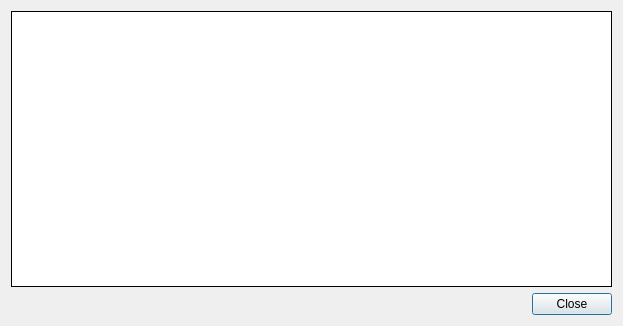
First picture: the form in src/qt/forms/transactiondescdialog.ui, repository infinitecoin/infinitecoin, before the edit.
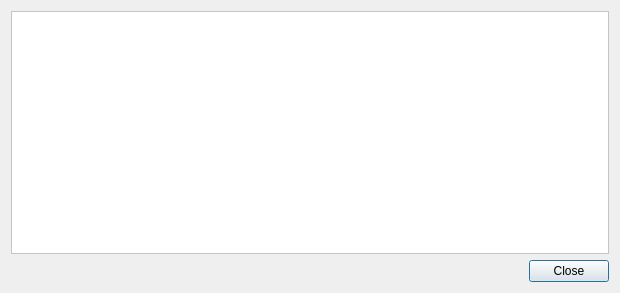
Second picture: the form after the edit.

Commit message: add scroll to TransactionDescDialog

The edit to the form file:
```diff
--- a/src/qt/forms/transactiondescdialog.ui
+++ b/src/qt/forms/transactiondescdialog.ui
@@ -6,14 +6,20 @@
    <rect>
     <x>0</x>
     <y>0</y>
-    <width>623</width>
-    <height>326</height>
+    <width>620</width>
+    <height>293</height>
    </rect>
   </property>
   <property name="minimumSize">
    <size>
     <width>620</width>
-    <height>250</height>
+    <height>293</height>
+   </size>
+  </property>
+  <property name="maximumSize">
+   <size>
+    <width>620</width>
+    <height>293</height>
    </size>
   </property>
   <property name="windowTitle">
@@ -26,7 +32,49 @@
       <enum>QLayout::SetDefaultConstraint</enum>
      </property>
      <item>
+      <widget class="QScrollArea" name="scrollArea">
+       <property name="styleSheet">
+        <string notr="true">background-color: rgb(255, 255, 255);</string>
+       </property>
+       <property name="widgetResizable">
+        <bool>true</bool>
+       </property>
+       <widget class="QWidget" name="scrollAreaWidgetContents">
+        <property name="geometry">
+         <rect>
+          <x>0</x>
+          <y>0</y>
+          <width>598</width>
+          <height>238</height>
+         </rect>
+        </property>
+        <property name="maximumSize">
+         <size>
+          <width>16777215</width>
+          <height>373</height>
+         </size>
+        </property>
       <widget class="QLabel" name="detailText">
+         <property name="geometry">
+          <rect>
+           <x>0</x>
+           <y>0</y>
+           <width>300</width>
+           <height>71</height>
+          </rect>
+         </property>
+         <property name="sizePolicy">
+          <sizepolicy hsizetype="Preferred" vsizetype="Preferred">
+           <horstretch>0</horstretch>
+           <verstretch>0</verstretch>
+          </sizepolicy>
+         </property>
+         <property name="maximumSize">
+          <size>
+           <width>661</width>
+           <height>271</height>
+          </size>
+         </property>
        <property name="palette">
         <palette>
          <active>
@@ -127,10 +175,9 @@
         <bool>false</bool>
        </property>
        <property name="styleSheet">
-        <string notr="true">border-width: 1px;
-border-style: solid;
+          <string notr="true">
 border-color: rgb(0, 0, 0);
-background-color:rgb(255,255,255);</string>
+background-color: rgb(255, 255, 255);</string>
        </property>
        <property name="frameShape">
         <enum>QFrame::NoFrame</enum>
@@ -153,6 +200,8 @@
        <property name="textInteractionFlags">
         <set>Qt::LinksAccessibleByKeyboard|Qt::LinksAccessibleByMouse|Qt::TextBrowserInteraction|Qt::TextSelectableByKeyboard|Qt::TextSelectableByMouse</set>
        </property>
+        </widget>
+       </widget>
       </widget>
      </item>
      <item>
```
Lines whose indentation alone changed are shown as unchanged. The commit also changes 40 other files.
